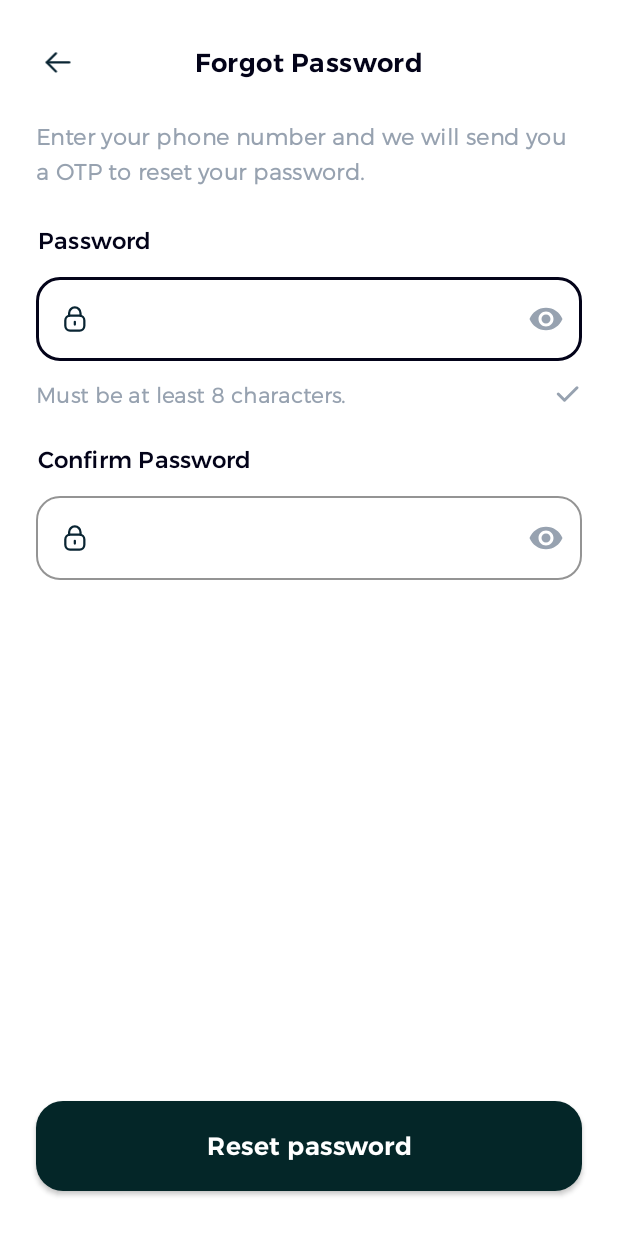
After one commit to bhaskarblur/Chefy-Food-recipe-app, an Android app: the resetPassword screen opened directly, with no data from a screen before it, on a phone screen of 412 x 824 dp. The commit adds this screen. Run offline under Robolectric (Android 15) with nearby library versions, the light colour scheme and no system bars.

Commit message:
added forg pass

```diff
--- /dev/null
+++ b/app/src/main/java/com/the2wizstudio/chefy/MyPasswordTransformationMethod.java
@@ -0,0 +1,31 @@
+package com.the2wizstudio.chefy;
+
+import android.text.method.PasswordTransformationMethod;
+import android.view.View;
+
+public class MyPasswordTransformationMethod extends PasswordTransformationMethod {
+    @Override
+    public CharSequence getTransformation(CharSequence source, View view) {
+        return new PasswordCharSequence(source);
+    }
+
+    private class PasswordCharSequence implements CharSequence {
+        private CharSequence mSource;
+
+        public PasswordCharSequence(CharSequence source) {
+            mSource = source; // Store char sequence
+        }
+
+        public char charAt(int index) {
+            return '⬤'; // This is the important part
+        }
+
+        public int length() {
+            return mSource.length(); // Return default
+        }
+
+        public CharSequence subSequence(int start, int end) {
+            return mSource.subSequence(start, end); // Return default
+        }
+    }
+}
--- a/app/src/main/java/com/the2wizstudio/chefy/enterOTP.java
+++ b/app/src/main/java/com/the2wizstudio/chefy/enterOTP.java
@@ -46,6 +46,14 @@ public class enterOTP extends AppCompatActivity {
             @Override
             public void onClick(View view) {
                 startActivity(new Intent(enterOTP.this,enterOTP.class));
+                overridePendingTransition(R.anim.fade_2,R.anim.fade);
+            }
+        });
+
+        binding.confirm.setOnClickListener(new View.OnClickListener() {
+            @Override
+            public void onClick(View view) {
+                startActivity(new Intent(enterOTP.this,resetPassword.class));
                 overridePendingTransition(R.anim.fade_2,R.anim.fade);
             }
         });
--- a/app/src/main/java/com/the2wizstudio/chefy/forgotPassword.java
+++ b/app/src/main/java/com/the2wizstudio/chefy/forgotPassword.java
@@ -39,6 +39,7 @@ public class forgotPassword extends AppCompatActivity {
             }
         });
 
+
         binding.sendotp.setOnClickListener(new View.OnClickListener() {
             @Override
             public void onClick(View view) {
--- /dev/null
+++ b/app/src/main/java/com/the2wizstudio/chefy/resetPassword.java
@@ -0,0 +1,99 @@
+package com.the2wizstudio.chefy;
+
+import androidx.appcompat.app.AppCompatActivity;
+import androidx.core.content.ContextCompat;
+
+import android.content.Intent;
+import android.os.Build;
+import android.os.Bundle;
+
+import android.text.Editable;
+import android.text.InputType;
+import android.text.TextWatcher;
+import android.text.method.PasswordTransformationMethod;
+import android.view.View;
+import android.widget.Toast;
+
+import com.the2wizstudio.chefy.databinding.ActivityResetPasswordBinding;
+
+public class resetPassword extends AppCompatActivity {
+    ActivityResetPasswordBinding binding;
+    @Override
+    protected void onCreate(Bundle savedInstanceState) {
+        super.onCreate(savedInstanceState);
+        binding=ActivityResetPasswordBinding.inflate(getLayoutInflater());
+        setContentView(binding.getRoot());
+        this.getSupportActionBar().hide();
+
+        if (Build.VERSION.SDK_INT >= Build.VERSION_CODES.M) {
+            getWindow().setStatusBarColor(getResources().getColor(R.color.white, this.getTheme()));
+        } else if (Build.VERSION.SDK_INT >= Build.VERSION_CODES.LOLLIPOP) {
+            getWindow().setStatusBarColor(getResources().getColor(R.color.white));
+        }
+
+        viewFunc();
+    }
+
+    private void viewFunc() {
+        binding.pass.setInputType(InputType.TYPE_CLASS_TEXT | InputType.TYPE_TEXT_VARIATION_PASSWORD);
+        binding.pass2.setInputType(InputType.TYPE_CLASS_TEXT | InputType.TYPE_TEXT_VARIATION_PASSWORD);
+        binding.pass.setTransformationMethod(new MyPasswordTransformationMethod());
+        binding.pass2.setTransformationMethod(new MyPasswordTransformationMethod());
+        binding.pass.addTextChangedListener(new TextWatcher() {
+            @Override
+            public void beforeTextChanged(CharSequence charSequence, int i, int i1, int i2) {
+
+            }
+
+            @Override
+            public void onTextChanged(CharSequence charSequence, int i, int i1, int i2) {
+                if(binding.pass.getText().toString().length()>7)
+                {
+                    binding.tickIcon.setColorFilter(ContextCompat.getColor(resetPassword.this, R.color.backgroundGreen));
+                }
+                else
+                {
+                    binding.tickIcon.setColorFilter(ContextCompat.getColor(resetPassword.this, R.color.tickDisabled));
+                }
+            }
+
+            @Override
+            public void afterTextChanged(Editable editable) {
+
+            }
+        });
+        binding.pass2.addTextChangedListener(new TextWatcher() {
+            @Override
+            public void beforeTextChanged(CharSequence charSequence, int i, int i1, int i2) {
+
+            }
+
+            @Override
+            public void onTextChanged(CharSequence charSequence, int i, int i1, int i2) {
+                binding.pass2.setInputType(InputType.TYPE_CLASS_TEXT | InputType.TYPE_TEXT_VARIATION_PASSWORD);
+                binding.pass2.setTransformationMethod(new MyPasswordTransformationMethod());
+            }
+
+            @Override
+            public void afterTextChanged(Editable editable) {
+
+            }
+        });
+        binding.backIcon.setOnClickListener(new View.OnClickListener() {
+            @Override
+            public void onClick(View view) {
+                finish();
+            }
+        });
+
+
+    }
+
+    @Override
+    public void finish() {
+        super.finish();
+        overridePendingTransition(R.anim.fade_2,R.anim.fade);
+    }
+}
+
+;
--- /dev/null
+++ b/app/src/main/res/drawable/icon_tick.xml
@@ -0,0 +1,17 @@
+<vector xmlns:android="http://schemas.android.com/apk/res/android"
+    android:width="20dp"
+    android:height="20dp"
+    android:viewportWidth="20"
+    android:viewportHeight="20">
+  <group>
+    <clip-path
+        android:pathData="M0,0h20v20h-20z"/>
+    <path
+        android:pathData="M4.167,10L8.333,14.167L16.667,5.833"
+        android:strokeLineJoin="round"
+        android:strokeWidth="2"
+        android:fillColor="#00000000"
+        android:strokeColor="#97A2B0"
+        android:strokeLineCap="round"/>
+  </group>
+</vector>
--- a/app/src/main/res/layout/activity_enter_otp.xml
+++ b/app/src/main/res/layout/activity_enter_otp.xml
@@ -38,7 +38,7 @@
                 android:layout_marginTop="28dp"
                 android:clickable="true"
                 android:letterSpacing="0.02"
-                android:text="Create New Password"
+                android:text="Enter OTP Code"
                 android:textColor="@color/textBlack"
                 android:textSize="17sp"
                 app:fontFamily="@font/montserrat_semibold"
@@ -56,7 +56,7 @@
                 android:fontFamily="@font/montserrat_light"
                 android:letterSpacing="0.02"
                 android:lineSpacingExtra="5dp"
-                android:text="Your new password must be different from previous used passwords."
+                android:text="We Already have sent you verification OTP to 01312****04, please check it"
                 android:textAllCaps="false"
                 android:textColor="@color/textGrey"
                 android:textSize="14.5sp"
@@ -112,7 +112,7 @@
                 android:layout_width="66dp"
                 android:layout_height="66dp"
                 android:layout_marginStart="24dp"
-                android:layout_marginTop="32dp"
+                android:layout_marginTop="42dp"
                 android:layout_marginEnd="12dp"
                 app:layout_constraintEnd_toStartOf="@+id/constraintLayout2"
                 app:layout_constraintStart_toStartOf="parent"
@@ -170,7 +170,7 @@
                 android:layout_width="66dp"
                 android:layout_height="66dp"
                 android:layout_marginStart="12dp"
-                android:layout_marginTop="32dp"
+                android:layout_marginTop="42dp"
                 android:layout_marginEnd="12dp"
                 app:layout_constraintEnd_toStartOf="@+id/constraintLayout3"
                 app:layout_constraintStart_toEndOf="@+id/constraintLayout1"
@@ -228,7 +228,7 @@
                 android:layout_width="66dp"
                 android:layout_height="66dp"
                 android:layout_marginStart="12dp"
-                android:layout_marginTop="32dp"
+                android:layout_marginTop="42dp"
                 android:layout_marginEnd="12dp"
                 app:layout_constraintEnd_toStartOf="@+id/constraintLayout4"
                 app:layout_constraintStart_toEndOf="@+id/constraintLayout2"
@@ -286,7 +286,7 @@
                 android:layout_width="66dp"
                 android:layout_height="66dp"
                 android:layout_marginStart="12dp"
-                android:layout_marginTop="32dp"
+                android:layout_marginTop="42dp"
                 android:layout_marginEnd="24dp"
                 app:layout_constraintEnd_toEndOf="parent"
                 app:layout_constraintStart_toEndOf="@+id/constraintLayout3"
--- a/app/src/main/res/layout/activity_forgot_password.xml
+++ b/app/src/main/res/layout/activity_forgot_password.xml
@@ -145,7 +145,7 @@
                     android:layout_width="wrap_content"
                     android:layout_height="wrap_content"
                     android:layout_marginStart="68dp"
-                    android:layout_marginTop="49.9dp"
+                    android:layout_marginTop="50dp"
                     android:layout_weight="1"
                     android:fontFamily="@font/montserrat_light"
                     android:letterSpacing="0.02"
--- /dev/null
+++ b/app/src/main/res/layout/activity_reset_password.xml
@@ -0,0 +1,299 @@
+<?xml version="1.0" encoding="utf-8"?>
+<androidx.constraintlayout.widget.ConstraintLayout xmlns:android="http://schemas.android.com/apk/res/android"
+    xmlns:app="http://schemas.android.com/apk/res-auto"
+    xmlns:tools="http://schemas.android.com/tools"
+    android:layout_width="match_parent"
+    android:layout_height="match_parent"
+    tools:context=".resetPassword">
+
+    <androidx.core.widget.NestedScrollView
+        android:layout_width="match_parent"
+        android:layout_height="match_parent"
+        android:fillViewport="true"
+        android:visibility="visible"
+        app:layout_constraintBottom_toBottomOf="parent"
+        app:layout_constraintEnd_toEndOf="parent"
+        app:layout_constraintStart_toStartOf="parent"
+        app:layout_constraintTop_toTopOf="parent">
+
+        <androidx.constraintlayout.widget.ConstraintLayout
+            android:layout_width="match_parent"
+            android:layout_height="wrap_content">
+
+            <ImageView
+                android:id="@+id/back_icon"
+                android:layout_width="30dp"
+                android:layout_height="0dp"
+                android:layout_marginStart="24dp"
+                android:layout_marginTop="29dp"
+                app:layout_constraintStart_toStartOf="parent"
+                app:layout_constraintTop_toTopOf="parent"
+                app:srcCompat="@drawable/ic_icon_back" />
+
+            <TextView
+                android:id="@+id/textView"
+                android:layout_width="wrap_content"
+                android:layout_height="wrap_content"
+                android:layout_marginTop="28dp"
+                android:clickable="true"
+                android:letterSpacing="0.02"
+                android:text="Forgot Password"
+                android:textColor="@color/textBlack"
+                android:textSize="17sp"
+                app:fontFamily="@font/montserrat_semibold"
+                app:layout_constraintEnd_toEndOf="parent"
+                app:layout_constraintStart_toStartOf="parent"
+                app:layout_constraintTop_toTopOf="parent" />
+
+            <TextView
+                android:id="@+id/onbsubtxt2"
+                android:layout_width="match_parent"
+                android:layout_height="wrap_content"
+                android:layout_marginStart="24dp"
+                android:layout_marginTop="24dp"
+                android:layout_marginEnd="24dp"
+                android:fontFamily="@font/montserrat_light"
+                android:letterSpacing="0.02"
+                android:lineSpacingExtra="5dp"
+                android:text="Enter your phone number and we will send you a OTP to reset your password."
+                android:textAllCaps="false"
+                android:textColor="@color/textGrey"
+                android:textSize="14.5sp"
+                android:textStyle="bold"
+                app:layout_constraintEnd_toEndOf="parent"
+                app:layout_constraintHorizontal_bias="0.5"
+                app:layout_constraintStart_toStartOf="parent"
+                app:layout_constraintTop_toBottomOf="@+id/textView" />
+
+            <Button
+                android:id="@+id/resetButton"
+                android:layout_width="0dp"
+                android:layout_height="60dp"
+                android:layout_marginStart="24dp"
+                android:layout_marginTop="30dp"
+                android:layout_marginEnd="24dp"
+                android:layout_marginBottom="30dp"
+                android:background="@drawable/onboarding_button"
+                android:fontFamily="@font/montserrat_semibold"
+
+                android:foreground="?android:selectableItemBackground"
+                android:letterSpacing="0.02"
+                android:text="Reset password"
+                android:textAllCaps="false"
+                android:textColor="@color/white"
+                android:textSize="16.5dp"
+                app:backgroundTint="@color/buttonDarkGreen"
+                app:layout_constraintBottom_toBottomOf="parent"
+                app:layout_constraintEnd_toEndOf="parent"
+                app:layout_constraintHorizontal_bias="0.0"
+                app:layout_constraintStart_toStartOf="parent"
+                app:layout_constraintTop_toBottomOf="@+id/pass_layout2"
+                app:layout_constraintVertical_bias="1.0" />
+
+            <androidx.constraintlayout.widget.ConstraintLayout
+                android:id="@+id/pass_layout"
+                android:layout_width="match_parent"
+                android:layout_height="wrap_content"
+                android:layout_marginTop="22dp"
+                app:layout_constraintEnd_toEndOf="parent"
+                app:layout_constraintStart_toStartOf="parent"
+                app:layout_constraintTop_toBottomOf="@+id/onbsubtxt2">
+
+                <TextView
+                    android:id="@+id/passText"
+                    android:layout_width="wrap_content"
+                    android:layout_height="wrap_content"
+                    android:layout_marginStart="24dp"
+                    android:layout_marginTop="12dp"
+                    android:layout_marginEnd="24dp"
+                    android:fontFamily="@font/montserrat_light"
+                    android:letterSpacing="0.02"
+                    android:lineSpacingExtra="5dp"
+                    android:text="Must be at least 8 characters."
+                    android:textAllCaps="false"
+                    android:textColor="#97A2B0"
+                    android:textSize="13.8sp"
+                    android:textStyle="bold"
+                    app:layout_constraintEnd_toEndOf="parent"
+                    app:layout_constraintHorizontal_bias="0.0"
+                    app:layout_constraintStart_toStartOf="parent"
+                    app:layout_constraintTop_toBottomOf="@+id/pass_field" />
+
+                <ImageView
+                    android:id="@+id/tickIcon"
+                    android:layout_width="wrap_content"
+                    android:layout_height="wrap_content"
+                    android:layout_marginTop="12dp"
+                    android:layout_marginEnd="24dp"
+                    app:layout_constraintEnd_toEndOf="parent"
+                    app:layout_constraintTop_toBottomOf="@+id/pass_field"
+                    app:srcCompat="@drawable/icon_tick" />
+
+                <TextView
+                    android:id="@+id/textView5"
+                    android:layout_width="wrap_content"
+                    android:layout_height="wrap_content"
+                    android:layout_marginStart="25dp"
+                    android:fontFamily="@font/montserrat_medium"
+                    android:letterSpacing="0.01"
+                    android:text="Password"
+                    android:textAlignment="textStart"
+                    android:textColor="@color/textBlack"
+                    android:textSize="15sp"
+                    app:layout_constraintStart_toStartOf="parent"
+                    app:layout_constraintTop_toTopOf="parent" />
+
+                <com.google.android.material.textfield.TextInputLayout
+                    android:id="@+id/pass_field"
+                    android:layout_width="match_parent"
+                    android:layout_height="56dp"
+                    android:layout_marginStart="24dp"
+                    android:layout_marginTop="12dp"
+                    android:layout_marginEnd="24dp"
+                    android:background="#ffffff"
+                    android:baselineAligned="false"
+                    android:hint="Enter Password"
+                    android:outlineProvider="none"
+                    android:typeface="@font/montserrat_medium"
+                    app:boxBackgroundColor="@color/white"
+                    app:boxBackgroundMode="outline"
+                    app:boxCornerRadiusBottomEnd="16dp"
+                    app:boxCornerRadiusBottomStart="16dp"
+                    app:boxCornerRadiusTopEnd="16dp"
+                    app:boxCornerRadiusTopStart="16dp"
+                    app:boxStrokeColor="@color/textBlack"
+                    app:boxStrokeWidth="1.3dp"
+                    app:boxStrokeWidthFocused="2dp"
+                    app:expandedHintEnabled="false"
+                    app:hintEnabled="false"
+                    app:hintTextColor="#97A2B0"
+                    app:layout_constraintEnd_toEndOf="parent"
+                    app:layout_constraintStart_toStartOf="parent"
+                    app:layout_constraintTop_toBottomOf="@+id/textView5"
+                    app:passwordToggleEnabled="true"
+                    app:passwordToggleTint="#97A2B0"
+                    app:placeholderText=""
+                    app:placeholderTextColor="#97A2B0">
+
+                    <com.google.android.material.textfield.TextInputEditText
+                        android:id="@+id/pass"
+                        android:layout_width="match_parent"
+                        android:layout_height="match_parent"
+                        android:drawableStart="@drawable/ic_icon_password"
+                        android:drawablePadding="10dp"
+                        android:fontFamily="@font/montserrat_medium"
+                        android:inputType="textPassword"
+                        android:letterSpacing="0.01"
+                        android:paddingTop="10dp"
+                        android:password="true"
+                        android:singleLine="true"
+                        android:textAlignment="viewStart"
+                        android:textColor="@color/textBlack"
+                        android:textColorHint="#97A2B0"
+                        android:textSize="16.5sp" />
+                </com.google.android.material.textfield.TextInputLayout>
+
+
+            </androidx.constraintlayout.widget.ConstraintLayout>
+
+            <androidx.constraintlayout.widget.ConstraintLayout
+                android:id="@+id/pass_layout2"
+                android:layout_width="match_parent"
+                android:layout_height="wrap_content"
+                android:layout_marginTop="20dp"
+                app:layout_constraintEnd_toEndOf="parent"
+                app:layout_constraintStart_toStartOf="parent"
+                app:layout_constraintTop_toBottomOf="@+id/pass_layout">
+
+                <TextView
+                    android:id="@+id/confirmpassText"
+                    android:layout_width="wrap_content"
+                    android:layout_height="wrap_content"
+                    android:layout_marginStart="24dp"
+                    android:layout_marginTop="12dp"
+                    android:layout_marginEnd="24dp"
+                    android:fontFamily="@font/montserrat_light"
+                    android:letterSpacing="0.02"
+                    android:lineSpacingExtra="5dp"
+                    android:text="Must be at least 8 characters."
+                    android:textAllCaps="false"
+                    android:textColor="#97A2B0"
+                    android:textSize="13.8sp"
+                    android:textStyle="bold"
+                    android:visibility="gone"
+                    app:layout_constraintEnd_toEndOf="parent"
+                    app:layout_constraintHorizontal_bias="0.0"
+                    app:layout_constraintStart_toStartOf="parent"
+                    app:layout_constraintTop_toBottomOf="@+id/pass_field" />
+
+
+                <TextView
+                    android:id="@+id/textView6"
+                    android:layout_width="wrap_content"
+                    android:layout_height="wrap_content"
+                    android:layout_marginStart="25dp"
+                    android:fontFamily="@font/montserrat_medium"
+                    android:letterSpacing="0.01"
+                    android:text="Confirm Password"
+                    android:textAlignment="textStart"
+                    android:textColor="@color/textBlack"
+                    android:textSize="15sp"
+                    app:layout_constraintStart_toStartOf="parent"
+                    app:layout_constraintTop_toTopOf="parent" />
+
+                <com.google.android.material.textfield.TextInputLayout
+                    android:id="@+id/pass_field2"
+                    android:layout_width="match_parent"
+                    android:layout_height="56dp"
+                    android:layout_marginStart="24dp"
+                    android:layout_marginTop="12dp"
+                    android:layout_marginEnd="24dp"
+                    android:background="#ffffff"
+                    android:baselineAligned="false"
+                    android:hint="Enter Password"
+                    android:outlineProvider="none"
+                    android:typeface="@font/montserrat_medium"
+                    app:boxBackgroundColor="@color/white"
+                    app:boxBackgroundMode="outline"
+                    app:boxCornerRadiusBottomEnd="16dp"
+                    app:boxCornerRadiusBottomStart="16dp"
+                    app:boxCornerRadiusTopEnd="16dp"
+                    app:boxCornerRadiusTopStart="16dp"
+                    app:boxStrokeColor="@color/textBlack"
+                    app:boxStrokeWidth="1.3dp"
+                    app:boxStrokeWidthFocused="2dp"
+                    app:expandedHintEnabled="false"
+                    app:hintEnabled="false"
+                    app:hintTextColor="#97A2B0"
+                    app:layout_constraintEnd_toEndOf="parent"
+                    app:layout_constraintStart_toStartOf="parent"
+                    app:layout_constraintTop_toBottomOf="@+id/textView6"
+                    app:passwordToggleEnabled="true"
+                    app:passwordToggleTint="#97A2B0"
+                    app:placeholderText=""
+                    app:placeholderTextColor="#97A2B0">
+
+                    <com.google.android.material.textfield.TextInputEditText
+                        android:id="@+id/pass2"
+                        android:layout_width="match_parent"
+                        android:layout_height="match_parent"
+                        android:drawableStart="@drawable/ic_icon_password"
+                        android:drawablePadding="10dp"
+                        android:fontFamily="@font/montserrat_medium"
+                        android:inputType="textPassword"
+                        android:letterSpacing="0.01"
+                        android:paddingTop="10dp"
+                        android:password="true"
+                        android:singleLine="true"
+                        android:textAlignment="textStart"
+                        android:textColor="@color/textBlack"
+                        android:textColorHint="#97A2B0"
+                        android:textSize="16.5sp" />
+                </com.google.android.material.textfield.TextInputLayout>
+
+
+            </androidx.constraintlayout.widget.ConstraintLayout>
+
+        </androidx.constraintlayout.widget.ConstraintLayout>
+    </androidx.core.widget.NestedScrollView>
+</androidx.constraintlayout.widget.ConstraintLayout>
--- a/app/src/main/res/values/colors.xml
+++ b/app/src/main/res/values/colors.xml
@@ -14,4 +14,5 @@
     <color name="textWhite">#FFFFFF</color>
     <color name="googleRed">#F06155</color>
     <color name="facebookBlue">#1E76D6</color>
+    <color name="tickDisabled">#97A2B0</color>
 </resources>
```
Also changed, not shown: app/src/main/AndroidManifest.xml (+15 -6 lines).
